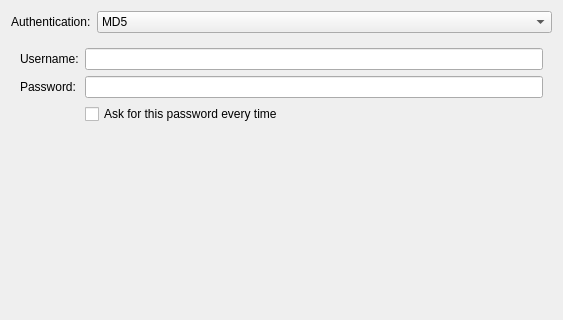
KDE/plasma-nm, file libs/editor/settings/ui/802-1x.ui: the form before one commit; both pictures show x 0 to 563 and y 0 to 320 of the 563 by 471 pixel window.
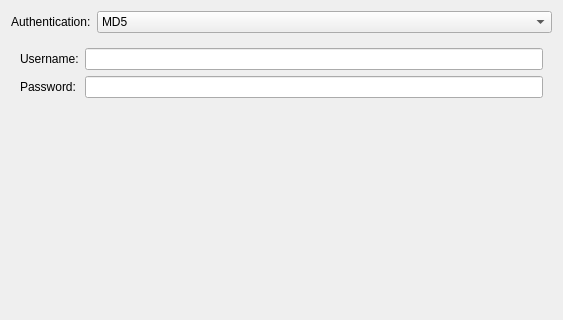
The form after the commit. Custom widgets are drawn as their Qt base class.

Commit message:
Add option to select password storage to all password fields
TODO: Make this option accessible using keyboard

BUG:340707
REVIEW:125723

What changed in the file:
```diff
--- a/libs/editor/settings/ui/802-1x.ui
+++ b/libs/editor/settings/ui/802-1x.ui
@@ -99,13 +99,6 @@
          </property>
         </widget>
        </item>
-       <item row="2" column="1">
-        <widget class="QCheckBox" name="cbAskMd5Password">
-         <property name="text">
-          <string>Ask for this password every time</string>
-         </property>
-        </widget>
-       </item>
       </layout>
      </widget>
      <widget class="QWidget" name="tlsPage">
```
Left out of the diff: 89 changed lines with no effect on the pictures. The commit also changes 89 other files.
